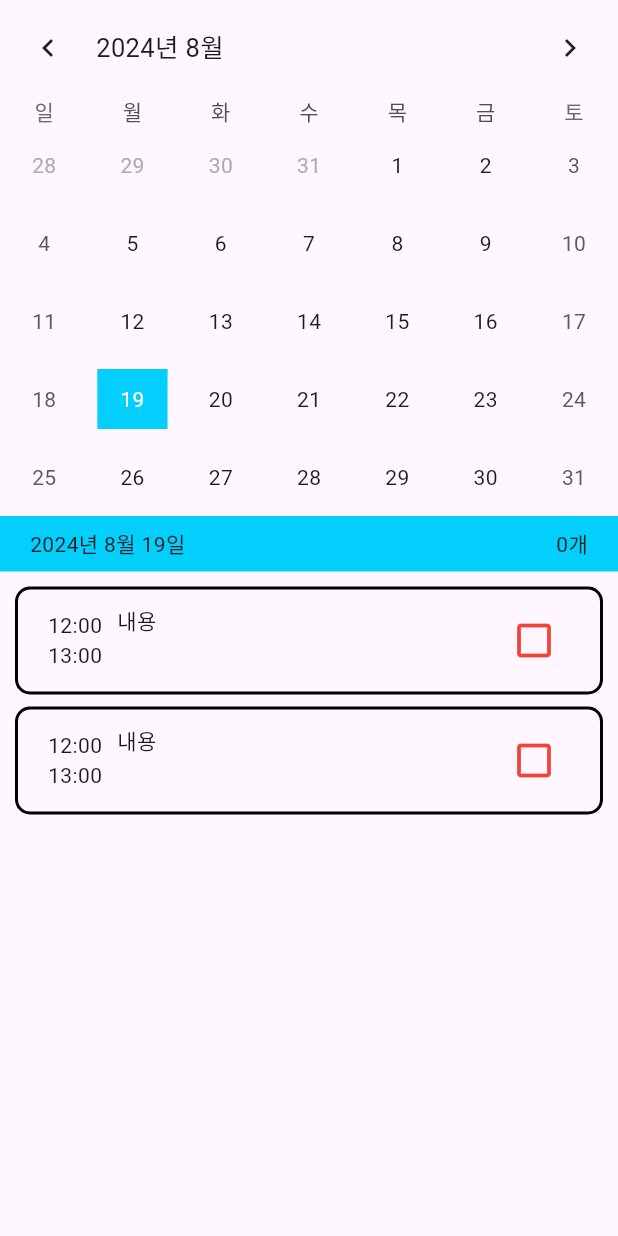
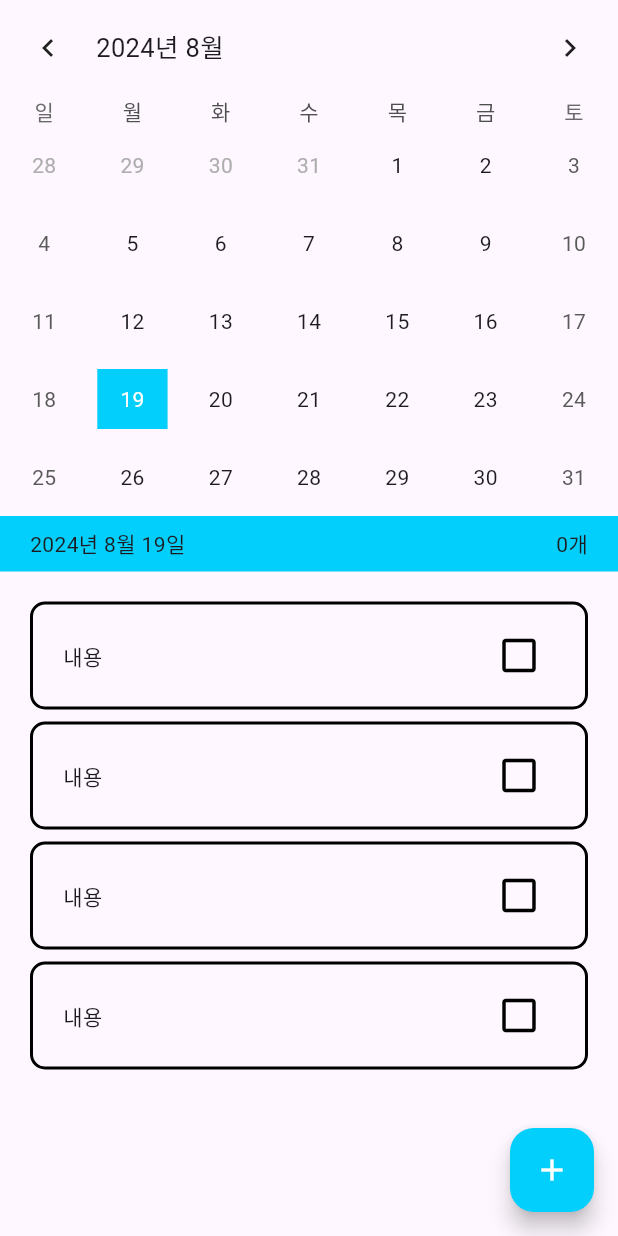
Before and after one commit to dihoon/todo-list-app, a Flutter app: the screen it shows after launch, on a phone screen of 412 x 824 dp. Run offline on Flutter 3.47's test engine with Material 3 defaults, Android fonts, the phone set to English and light mode, and no system bars; drawn by our look-alikes of table_calendar; Roboto replaces fonts that are missing (Jua Regular).

Commit message:
bottom sheet

```diff
--- a/lib/screens/home_screen.dart
+++ b/lib/screens/home_screen.dart
@@ -1,17 +1,26 @@
 import 'package:flutter/material.dart';
 import 'package:provider/provider.dart';
 import 'package:todo_list/models/calendar_model.dart';
+import 'package:todo_list/screens/home_controller.dart';
+import 'package:todo_list/styles/colors.dart';
 import 'package:todo_list/widgets/calendar/calendar.dart';
 import 'package:todo_list/widgets/todo_list/todo_list.dart';
 import 'package:todo_list/widgets/todo_list_banner/todo_list_banner.dart';
 
-class HomeScreen extends StatelessWidget {
+class HomeScreen extends StatelessWidget with HomeController {
   const HomeScreen({super.key});
 
   @override
   Widget build(BuildContext context) {
     final now = DateTime.now();
+
     return Scaffold(
+      resizeToAvoidBottomInset: false,
+      floatingActionButton: FloatingActionButton(
+        onPressed: () => onFloatingButtonPressed(context),
+        child: Icon(Icons.add, color: Colors.white),
+        backgroundColor: AppColors.primary,
+      ),
       body: SafeArea(
         child: ChangeNotifierProvider(
           create: (BuildContext context) => CalendarModel(
--- a/lib/styles/theme.dart
+++ /dev/null
@@ -1,5 +0,0 @@
-import 'package:flutter/material.dart';
-
-final theme = ThemeData(
-  fontFamily: "Jua Regular",
-);
--- a/lib/widgets/todo/todo.dart
+++ b/lib/widgets/todo/todo.dart
@@ -30,22 +30,12 @@ class Todo extends StatelessWidget {
           ),
           child: IntrinsicHeight(
             child: Row(
-              crossAxisAlignment: CrossAxisAlignment.stretch,
+              crossAxisAlignment: CrossAxisAlignment.center,
               children: [
-                Column(
-                  mainAxisAlignment: MainAxisAlignment.center,
-                  children: [
-                    Text(
-                        '${startTime.hour.toString().padLeft(2, '0')}:${startTime.minute.toString().padLeft(2, '0')}'),
-                    Text(
-                        '${endTime.hour.toString().padLeft(2, '0')}:${endTime.minute.toString().padLeft(2, '0')}')
-                  ],
-                ),
-                SizedBox(width: 10),
                 Expanded(child: Text('내용')),
                 IconButton(
                     iconSize: 30,
-                    color: Colors.red,
+                    color: Colors.black,
                     padding: EdgeInsets.all(0),
                     onPressed: () {},
                     icon: Icon(Icons.check_box_outline_blank)),
--- a/lib/widgets/todo_list/todo_list.dart
+++ b/lib/widgets/todo_list/todo_list.dart
@@ -30,24 +30,44 @@ class _TodoListState extends State<TodoList> {
           endTime: DateTime(2024, 8, 16, 13),
           content: 'test',
           isCompleted: false,
+          createdAt: DateTime.now().toUtc()),
+      ScheduleModel(
+          date: DateTime(2024, 8, 16),
+          startTime: DateTime(2024, 8, 16, 12),
+          endTime: DateTime(2024, 8, 16, 13),
+          content: 'test',
+          isCompleted: false,
+          createdAt: DateTime.now().toUtc()),
+      ScheduleModel(
+          date: DateTime(2024, 8, 16),
+          startTime: DateTime(2024, 8, 16, 12),
+          endTime: DateTime(2024, 8, 16, 13),
+          content: 'test',
+          isCompleted: false,
           createdAt: DateTime.now().toUtc())
     ];
 
     return Expanded(
       child: Padding(
-      padding: EdgeInsets.all(10),
-      child: ListView.separated(
+        padding: EdgeInsets.fromLTRB(20, 20, 20, 0),
+        child: ListView.builder(
             itemBuilder: (context, index) {
-            return Todo(
+              if (index == schedules.length) {
+                return Padding(
+                  padding: EdgeInsets.only(top: 50),
+                );
+              }
+              return Padding(
+                padding: EdgeInsets.only(bottom: 8),
+                child: Todo(
                     startTime: schedules[index].startTime,
                     endTime: schedules[index].endTime,
                     content: schedules[index].content,
-                isCompleted: schedules[index].isCompleted);
+                    isCompleted: schedules[index].isCompleted),
+              );
             },
-          separatorBuilder: (context, index) {
-            return SizedBox(height: 8);
-          },
-          itemCount: schedules.length),
-    ));
+            itemCount: schedules.length + 1),
+      ),
+    );
   }
 }
--- a/pubspec.yaml
+++ b/pubspec.yaml
@@ -38,6 +38,7 @@ dependencies:
   table_calendar: ^3.1.2
   intl: ^0.19.0
   provider: ^6.1.2
+  flutter_localization: ^0.2.1
 
 dev_dependencies:
   flutter_test:
```
Also changed, not shown: lib/main.dart (+15 -3 lines), lib/screens/home_controller.dart (added, +12 -0 lines), lib/styles/text_style.dart (added, +7 -0 lines), lib/widgets/custom_bottom_sheet/custom_bottom_sheet.dart (added, +45 -0 lines), pubspec.lock. Lines whose indentation alone changed are shown as unchanged.
